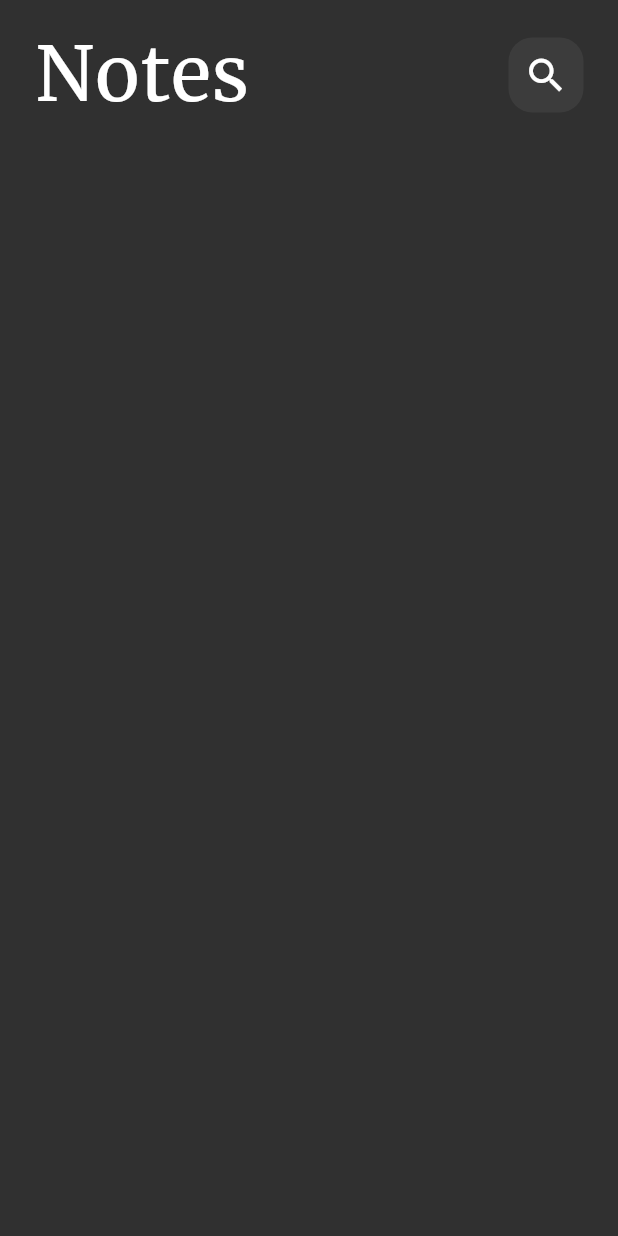
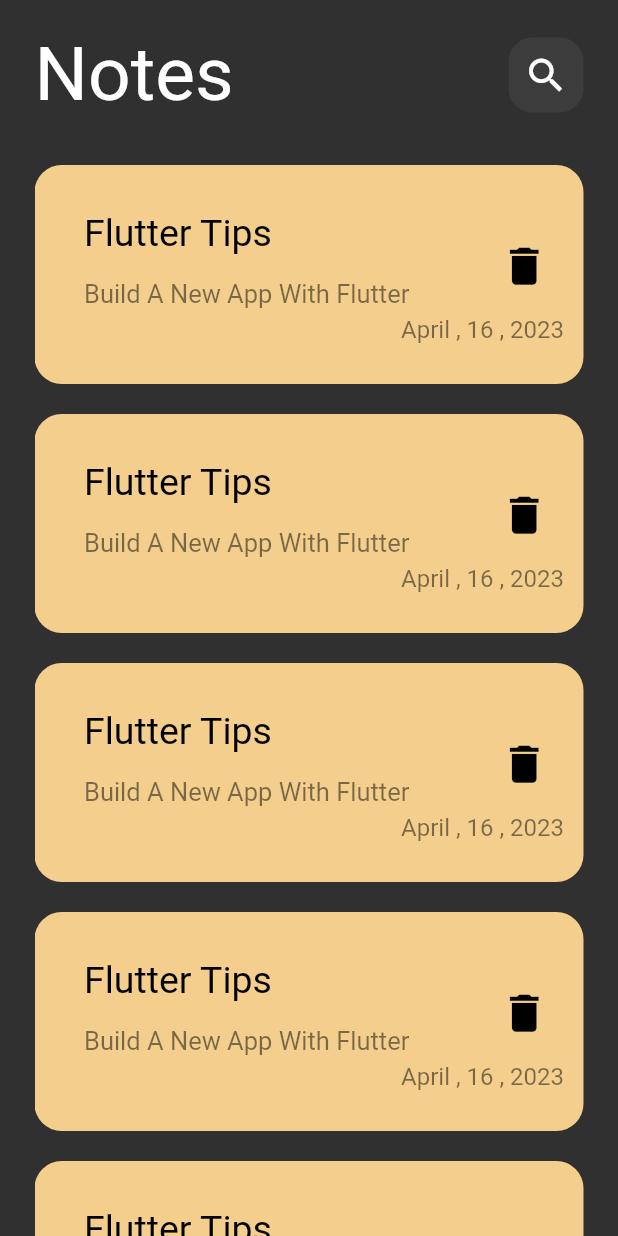
Before and after one commit to Yasmeen-aboeleneen/notes_app, a Flutter app: the screen it shows after launch, on a phone screen of 412 x 824 dp. Run offline on Flutter 3.47's test engine with Material 2 defaults, Android fonts, the phone set to English and light mode, and no system bars; Roboto replaces fonts that are missing (assets/fonts/RobotoCondensed-Regular.ttf).

Commit message:
List View

```diff
--- a/lib/main.dart
+++ b/lib/main.dart
@@ -14,7 +14,8 @@ class Notes extends StatelessWidget {
     return MaterialApp(
       debugShowCheckedModeBanner: false,
       theme: ThemeData(
-        brightness: Brightness.dark
+        brightness: Brightness.dark,
+        fontFamily: 'assets/fonts/RobotoCondensed-Regular.ttf'
       ),
       home: const NotesView(),
     );
--- a/lib/views/Widgets/CustomAppBar.dart
+++ b/lib/views/Widgets/CustomAppBar.dart
@@ -13,7 +13,7 @@ class CustomAppBar extends StatelessWidget {
   SizedBox(height: 100,),
 
   Text('Notes',style: TextStyle(
-    fontFamily: 'Merriweather-Regular',
+
     fontSize: 50,
 
   ),),
--- /dev/null
+++ b/lib/views/Widgets/Custom_Note_Item.dart
@@ -0,0 +1,40 @@
+import 'package:flutter/material.dart';
+
+class NotesItem extends StatelessWidget {
+  const NotesItem({super.key});
+
+  @override
+  Widget build(BuildContext context) {
+    return Container(
+      padding: const EdgeInsets.only(top: 27,bottom: 27,left: 17),
+      decoration: BoxDecoration(
+          color: Color.fromARGB(255, 243, 206, 141), borderRadius: BorderRadius.circular(18)),
+      child: Column(
+        crossAxisAlignment: CrossAxisAlignment.end,
+        children: [
+          ListTile(
+            title:const Text(
+              'Flutter Tips',
+              style: TextStyle(color: Colors.black, fontSize: 25),
+            ),
+            subtitle:
+
+            Padding(
+              padding: const EdgeInsets.only(top: 16),
+              child: Text(
+                'Build A New App With Flutter',
+                style: TextStyle(color: Colors.black.withOpacity(.5), fontSize: 17),
+              ),
+            ),
+            trailing: IconButton(onPressed: () {},
+            icon:const Icon(Icons.delete,color: Colors.black,size: 33,)),
+          ),
+          Padding(
+            padding: const EdgeInsets.only(right: 13),
+            child: Text('April , 16 , 2023', style: TextStyle(color: Colors.black.withOpacity(.5),fontSize: 16),),
+          )
+        ],
+      ),
+    );
+  }
+}
--- a/lib/views/Widgets/NotesViewBody.dart
+++ b/lib/views/Widgets/NotesViewBody.dart
@@ -1,5 +1,8 @@
 import 'package:flutter/material.dart';
 import 'package:note_app/views/Widgets/CustomAppBar.dart';
+
+
+import 'notesListView.dart';
 
 class NotesViewBody extends StatelessWidget {
   const NotesViewBody({super.key});
@@ -11,7 +14,10 @@ class NotesViewBody extends StatelessWidget {
         horizontal: 23,
       ),
       child: Column(
-        children: const [CustomAppBar()],
+        children: const [
+          CustomAppBar(),
+          Expanded(child: NotesListView())
+        ],
       ),
     );
   }
--- /dev/null
+++ b/lib/views/Widgets/notesListView.dart
@@ -0,0 +1,17 @@
+import 'package:flutter/material.dart';
+
+import 'Custom_Note_Item.dart';
+
+class NotesListView extends StatelessWidget {
+  const NotesListView({super.key});
+
+  @override
+  Widget build(BuildContext context) {
+    return ListView.builder(itemBuilder: ((context, index) {
+      return const Padding(
+        padding:  EdgeInsets.symmetric(vertical: 10),
+        child:  NotesItem(),
+      );
+    }));
+  }
+}
--- a/pubspec.yaml
+++ b/pubspec.yaml
@@ -75,9 +75,10 @@ flutter:
   # list giving the asset and other descriptors for the font. For
   # example:
   fonts:
-    - family: Merriweather-Regular
+    - family: RobotoCondensed-Regular
       fonts:
-        - asset: assets/fonts/Merriweather-Regular.ttf
+
+        - asset: assets/fonts/RobotoCondensed-Regular.ttf
 
 
   # For details regarding fonts from package dependencies,
```
Also changed, not shown: assets/fonts/Merriweather-Regular.ttf (deleted), assets/fonts/RobotoCondensed-Regular.ttf (added).
